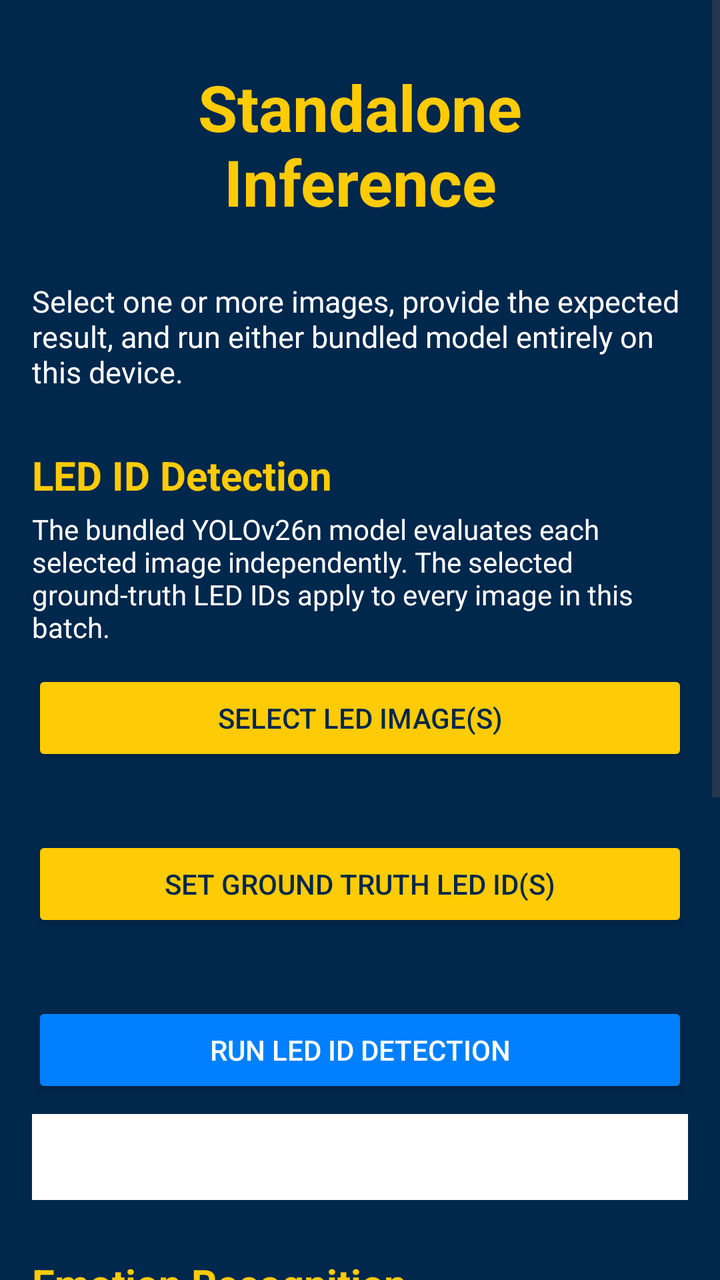
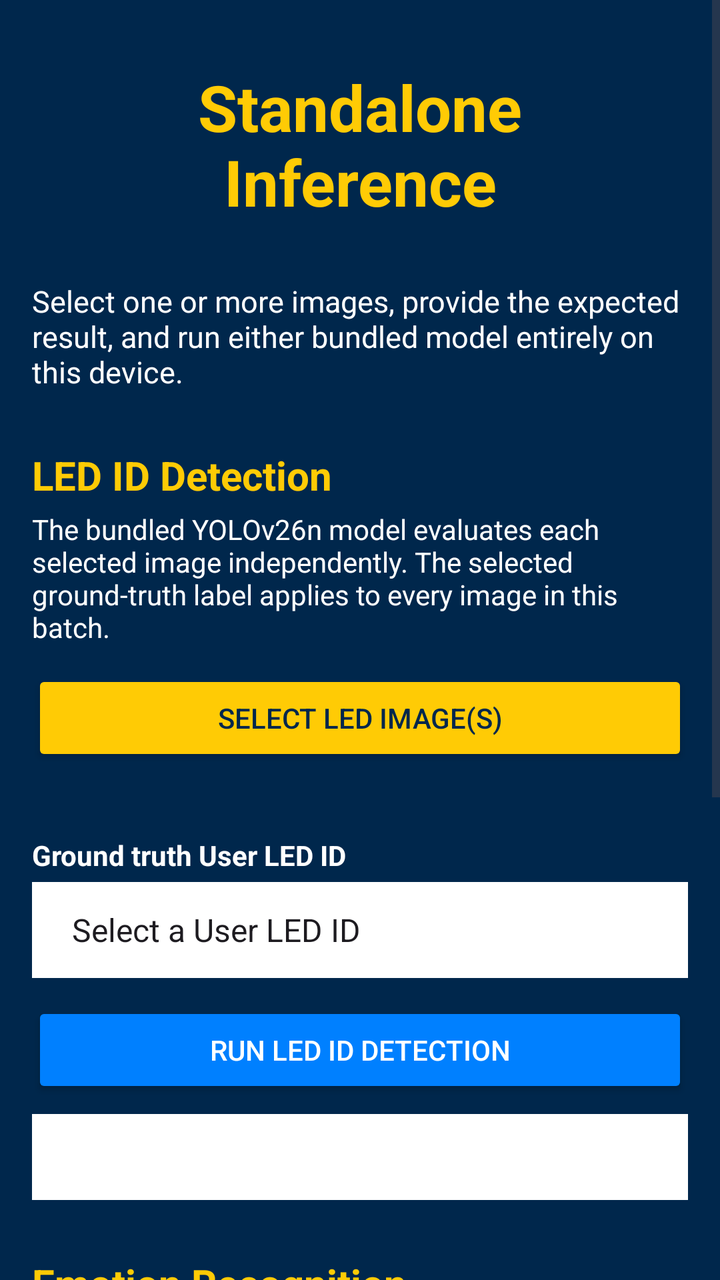

The first picture is an Android layout as it rendered before a commit; the second is the same layout after the commit. The layout source and the unified diff follow.
<!-- AndroidManifest.xml: application theme Theme.Xemotion -->
<!-- res/layout/activity_local_inference.xml -->
<?xml version="1.0" encoding="utf-8"?>
<ScrollView xmlns:android="http://schemas.android.com/apk/res/android"
    android:id="@+id/local_inference_root"
    android:layout_width="match_parent"
    android:layout_height="match_parent"
    android:background="@color/darkBlue"
    android:fillViewport="true">

    <LinearLayout
        android:layout_width="match_parent"
        android:layout_height="wrap_content"
        android:orientation="vertical"
        android:padding="16dp">

        <include
            android:id="@+id/inference_fixed_header"
            layout="@layout/inference_header" />

        <TextView
            android:layout_width="match_parent"
            android:layout_height="wrap_content"
            android:layout_marginTop="12dp"
            android:text="@string/standalone_inference_description"
            android:textColor="@android:color/white"
            android:textSize="15sp" />

        <TextView
            android:layout_width="match_parent"
            android:layout_height="wrap_content"
            android:layout_marginTop="28dp"
            android:text="@string/led_id_detection"
            android:textColor="@color/yellow"
            android:textSize="20sp"
            android:textStyle="bold" />

        <TextView
            android:layout_width="match_parent"
            android:layout_height="wrap_content"
            android:layout_marginTop="4dp"
            android:text="@string/led_inference_description"
            android:textColor="@android:color/white"
            android:textSize="14sp" />

        <Button
            android:id="@+id/selectLedImagesButton"
            android:layout_width="match_parent"
            android:layout_height="wrap_content"
            android:layout_marginTop="12dp"
            android:backgroundTint="@color/yellow"
            android:text="@string/select_led_images"
            android:textColor="@color/darkBlue" />

        <TextView
            android:id="@+id/ledSelectionTextView"
            android:layout_width="match_parent"
            android:layout_height="wrap_content"
            android:layout_marginTop="4dp"
            android:textColor="@android:color/white"
            android:textSize="14sp" />

        <Button
            android:id="@+id/selectLedGroundTruthButton"
            android:layout_width="match_parent"
            android:layout_height="wrap_content"
            android:layout_marginTop="12dp"
            android:backgroundTint="@color/yellow"
            android:text="@string/set_led_ground_truth"
            android:textColor="@color/darkBlue" />

        <TextView
            android:id="@+id/ledGroundTruthTextView"
            android:layout_width="match_parent"
            android:layout_height="wrap_content"
            android:layout_marginTop="4dp"
            android:textColor="@android:color/white"
            android:textSize="14sp" />

        <Button
            android:id="@+id/inferLedButton"
            android:layout_width="match_parent"
            android:layout_height="wrap_content"
            android:layout_marginTop="12dp"
            android:backgroundTint="@color/blue"
            android:text="@string/run_led_inference"
            android:textColor="@android:color/white" />

        <TextView
            android:id="@+id/ledResultsTextView"
            android:layout_width="match_parent"
            android:layout_height="wrap_content"
            android:layout_marginTop="8dp"
            android:background="@android:color/white"
            android:padding="12dp"
            android:textColor="@android:color/black"
            android:textIsSelectable="true"
            android:textSize="14sp" />

        <TextView
            android:layout_width="match_parent"
            android:layout_height="wrap_content"
            android:layout_marginTop="28dp"
            android:text="@string/emotion_recognition"
            android:textColor="@color/yellow"
            android:textSize="20sp"
            android:textStyle="bold" />

        <TextView
            android:layout_width="match_parent"
            android:layout_height="wrap_content"
            android:layout_marginTop="4dp"
            android:text="@string/emotion_inference_description"
            android:textColor="@android:color/white"
            android:textSize="14sp" />

        <Button
            android:id="@+id/selectEmotionImagesButton"
            android:layout_width="match_parent"
            android:layout_height="wrap_content"
            android:layout_marginTop="12dp"
            android:backgroundTint="@color/yellow"
            android:text="@string/select_emotion_images"
            android:textColor="@color/darkBlue" />

        <TextView
            android:id="@+id/emotionSelectionTextView"
            android:layout_width="match_parent"
            android:layout_height="wrap_content"
            android:layout_marginTop="4dp"
            android:textColor="@android:color/white"
            android:textSize="14sp" />

        <TextView
            android:layout_width="match_parent"
            android:layout_height="wrap_content"
            android:layout_marginTop="12dp"
            android:text="@string/emotion_ground_truth"
            android:textColor="@android:color/white"
            android:textSize="14sp"
            android:textStyle="bold" />

        <Spinner
            android:id="@+id/emotionGroundTruthSpinner"
            android:layout_width="match_parent"
            android:layout_height="48dp"
            android:layout_marginTop="4dp"
            android:background="@android:color/white"
            android:entries="@array/emotion_ground_truth_options"
            android:paddingHorizontal="12dp"
            android:spinnerMode="dialog" />

        <Button
            android:id="@+id/inferEmotionButton"
            android:layout_width="match_parent"
            android:layout_height="wrap_content"
            android:layout_marginTop="12dp"
            android:backgroundTint="@color/blue"
            android:text="@string/run_emotion_inference"
            android:textColor="@android:color/white" />

        <TextView
            android:id="@+id/emotionResultsTextView"
            android:layout_width="match_parent"
            android:layout_height="wrap_content"
            android:layout_marginTop="8dp"
            android:layout_marginBottom="24dp"
            android:background="@android:color/white"
            android:padding="12dp"
            android:textColor="@android:color/black"
            android:textIsSelectable="true"
            android:textSize="14sp" />

    </LinearLayout>
</ScrollView>
<!-- res/layout/inference_header.xml (included above) -->
<?xml version="1.0" encoding="utf-8"?>
<TextView xmlns:android="http://schemas.android.com/apk/res/android"
    android:layout_width="match_parent"
    android:layout_height="wrap_content"
    android:background="#00274C"
    android:text="@string/standalone_inference"
    android:textColor="@color/yellow"
    android:textSize="32sp"
    android:textStyle="bold"
    android:padding="16dp"
    android:gravity="center"/>
<!-- resources referenced by this layout -->
<resources>
  <string-array name="emotion_ground_truth_options">
          <item>Select an emotion</item>
          <item>Angry</item>
          <item>Anxiety</item>
          <item>Disgust</item>
          <item>Excitement</item>
          <item>Sadness</item>
      </string-array>
  <color name="blue">#0080FF</color>
  <color name="darkBlue">#00274C</color>
  <color name="yellow">#FFCB05</color>
  <string name="emotion_ground_truth">Ground truth emotion</string>
  <string name="emotion_inference_description">Selected images are used in selection order as one sequence. RoEmotion samples or repeats them to the model’s five-frame input.</string>
  <string name="emotion_recognition">Emotion Recognition</string>
  <string name="led_id_detection">LED ID Detection</string>
  <string name="led_inference_description">The bundled YOLOv26n model evaluates each selected image independently. The selected ground-truth LED IDs apply to every image in this batch.</string>
  <string name="run_emotion_inference">Run emotion recognition</string>
  <string name="run_led_inference">Run LED ID detection</string>
  <string name="select_emotion_images">Select emotion image(s)</string>
  <string name="select_led_images">Select LED image(s)</string>
  <string name="set_led_ground_truth">Set ground truth LED ID(s)</string>
  <string name="standalone_inference">Standalone Inference</string>
  <string name="standalone_inference_description">Select one or more images, provide the expected result, and run either bundled model entirely on this device.</string>
  <style name="Theme.Xemotion" parent="Base.Theme.Xemotion" />
  <style name="Base.Theme.Xemotion" parent="Theme.Material3.DayNight.NoActionBar">
          
          <item name="colorPrimary">@color/darkBlue</item>
      </style>
</resources>

<!-- the commit's change to res/layout/activity_local_inference.xml (unified diff, before → after) -->
@@ -58,22 +58,24 @@
             android:textColor="@android:color/white"
             android:textSize="14sp" />
 
-        <Button
-            android:id="@+id/selectLedGroundTruthButton"
+        <TextView
             android:layout_width="match_parent"
             android:layout_height="wrap_content"
             android:layout_marginTop="12dp"
-            android:backgroundTint="@color/yellow"
-            android:text="@string/set_led_ground_truth"
-            android:textColor="@color/darkBlue" />
+            android:text="@string/led_ground_truth"
+            android:textColor="@android:color/white"
+            android:textSize="14sp"
+            android:textStyle="bold" />
 
-        <TextView
-            android:id="@+id/ledGroundTruthTextView"
+        <Spinner
+            android:id="@+id/ledGroundTruthSpinner"
             android:layout_width="match_parent"
-            android:layout_height="wrap_content"
+            android:layout_height="48dp"
             android:layout_marginTop="4dp"
-            android:textColor="@android:color/white"
-            android:textSize="14sp" />
+            android:background="@android:color/white"
+            android:entries="@array/led_ground_truth_options"
+            android:paddingHorizontal="12dp"
+            android:spinnerMode="dialog" />
 
         <Button
             android:id="@+id/inferLedButton"
<!-- resource entries referenced after the edit -->
@@ -8,19 +8,25 @@
           <item>Excitement</item>
           <item>Sadness</item>
       </string-array>
+  <string-array name="led_ground_truth_options">
+          <item>Select a User LED ID</item>
+          <item>User 1 (OOK 10101)</item>
+          <item>User 2 (OOK 01110)</item>
+          <item>User 3 (OOK 00110)</item>
+      </string-array>
   <color name="blue">#0080FF</color>
   <color name="darkBlue">#00274C</color>
   <color name="yellow">#FFCB05</color>
   <string name="emotion_ground_truth">Ground truth emotion</string>
   <string name="emotion_inference_description">Selected images are used in selection order as one sequence. RoEmotion samples or repeats them to the model’s five-frame input.</string>
   <string name="emotion_recognition">Emotion Recognition</string>
+  <string name="led_ground_truth">Ground truth User LED ID</string>
   <string name="led_id_detection">LED ID Detection</string>
-  <string name="led_inference_description">The bundled YOLOv26n model evaluates each selected image independently. The selected ground-truth LED IDs apply to every image in this batch.</string>
+  <string name="led_inference_description">The bundled YOLOv26n model evaluates each selected image independently. The selected ground-truth label applies to every image in this batch.</string>
   <string name="run_emotion_inference">Run emotion recognition</string>
   <string name="run_led_inference">Run LED ID detection</string>
   <string name="select_emotion_images">Select emotion image(s)</string>
   <string name="select_led_images">Select LED image(s)</string>
-  <string name="set_led_ground_truth">Set ground truth LED ID(s)</string>
   <string name="standalone_inference">Standalone Inference</string>
   <string name="standalone_inference_description">Select one or more images, provide the expected result, and run either bundled model entirely on this device.</string>
   <style name="Theme.Xemotion" parent="Base.Theme.Xemotion" />
